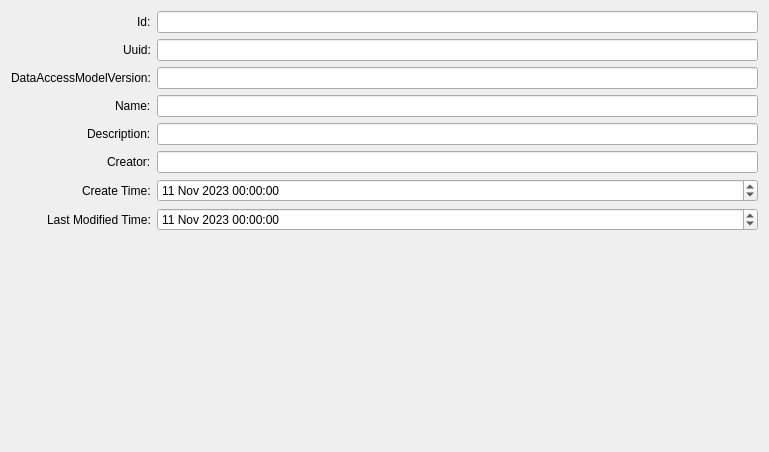
The window that src/ui/editorswcmetainfo.ui (kiraYuukiAsuna/SwcDbmsQtClient) describes before a commit, drawn with Qt 5.
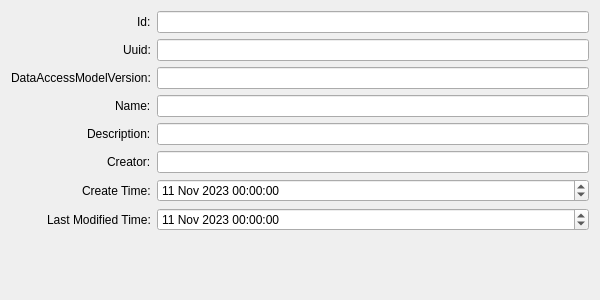
The same window after the commit.

Patch:
```diff
--- a/src/ui/editorswcmetainfo.ui
+++ b/src/ui/editorswcmetainfo.ui
@@ -6,8 +6,8 @@
    <rect>
     <x>0</x>
     <y>0</y>
-    <width>769</width>
-    <height>452</height>
+    <width>600</width>
+    <height>300</height>
    </rect>
   </property>
   <property name="windowTitle">
```
